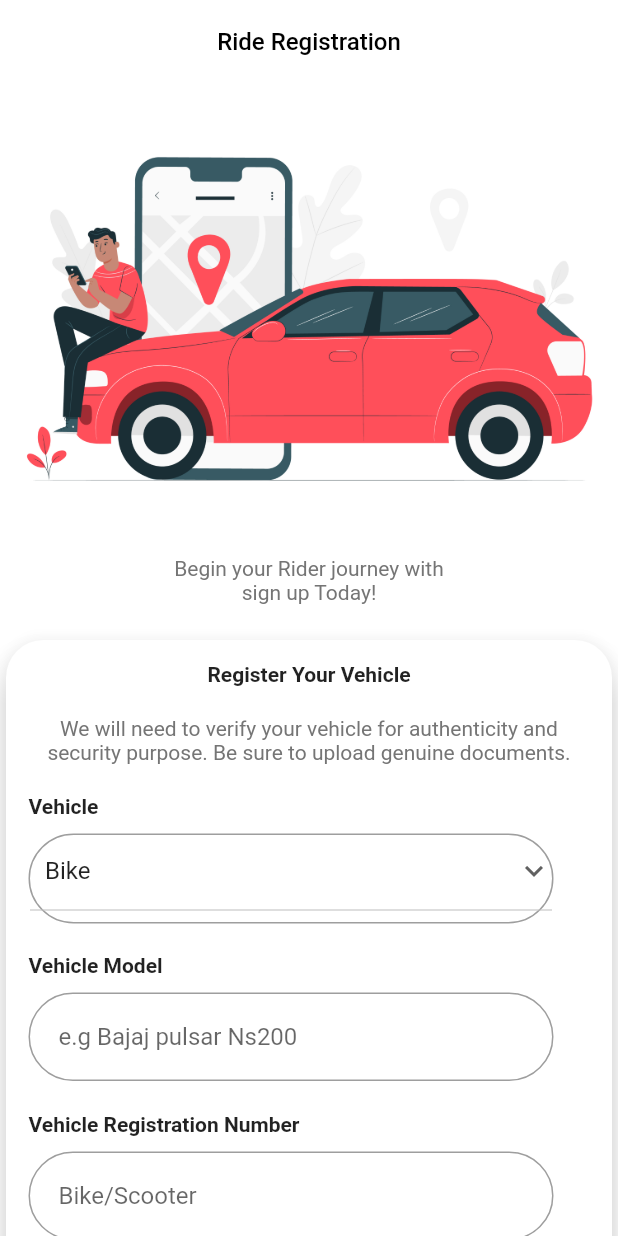
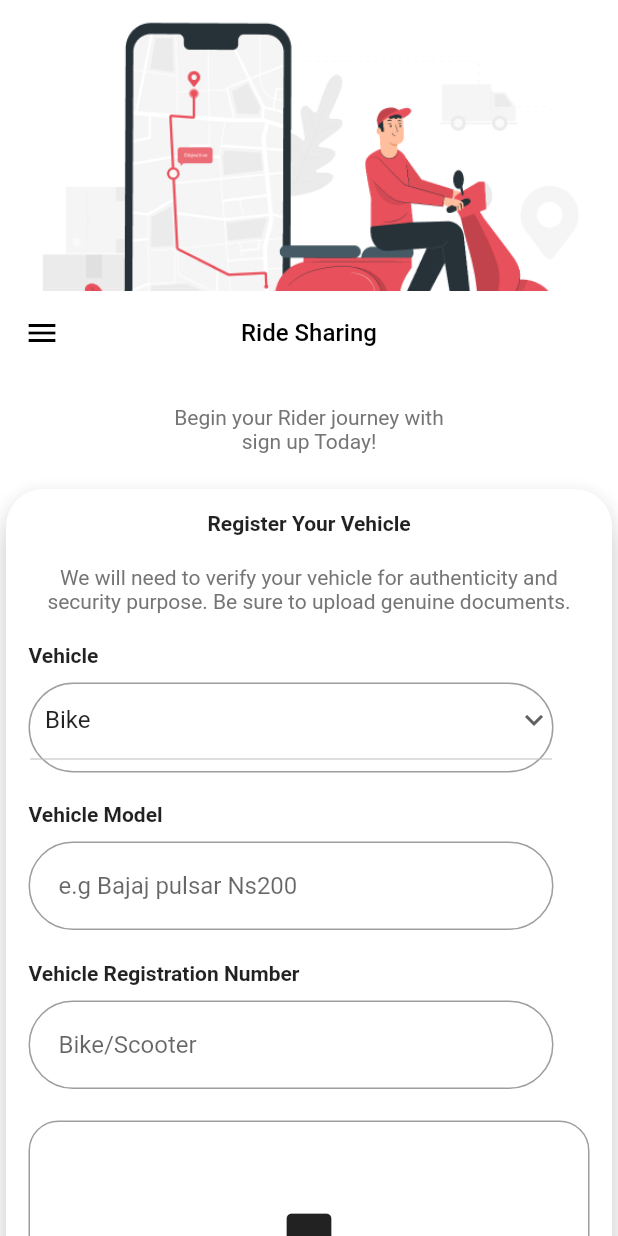
Before and after one commit to kiran22985/RideWell, a Flutter app: the screen it shows after launch, on a phone screen of 412 x 824 dp. Run offline on Flutter 3.47's test engine with Material 2 defaults, Android fonts, the phone set to English and light mode, and no system bars; our stand-ins replace image_picker.

Commit message:
Sliver AppBar made

```diff
--- a/lib/Rider/vehicleregister.dart
+++ b/lib/Rider/vehicleregister.dart
@@ -24,26 +24,35 @@ class _RideRegistrationState extends State<RideRegistration> {
       });
     }
     return Scaffold(
-        appBar: AppBar(
-          elevation: 0,
-          title: const Text(
-            "Ride Registration",
-            style: TextStyle(color: Colors.black, fontSize: 16),
+
+        body: CustomScrollView(
+        slivers: [
+          SliverAppBar(
+            bottom: AppBar(
+              elevation: 0,
+              leading: IconButton(onPressed: (){}, icon: Icon(Icons.menu,color: Colors.black,)),
+              title: Text("Ride Sharing",style: TextStyle(color: Colors.black,fontSize: 16),),
+              centerTitle: true,
+              backgroundColor: Colors.white,
+            ),
+            pinned: true,
+            floating: true,
+            expandedHeight: 250.0,
+            flexibleSpace: FlexibleSpaceBar(
+              title: Text("Ride Sharing",style: TextStyle(color:Colors.black,fontSize: 15),),
+              centerTitle: true,
+              background: Image.asset("images/rideregister.png", fit: BoxFit.fill,),
+
+            ),
+
           ),
-          backgroundColor: Colors.white,
-          centerTitle: true,
-        ),
-        body: SafeArea(
-            child: SingleChildScrollView(
-          child: Container(
+          SliverList(delegate: SliverChildListDelegate(
+            [
+              Container(
             margin: EdgeInsets.only(top: 20),
             child: Column(
               children: [
-                //============image section=============
-                const Image(image: AssetImage("images/rideregister.jpg")),
-                const SizedBox(
-                  height: 20,
-                ),
+
 
                 //===================text below image section===============
                 Container(
@@ -401,6 +410,10 @@ class _RideRegistrationState extends State<RideRegistration> {
               ],
             ),
           ),
-        )));
+            ]
+
+          ))
+        ],
+      ),);
   }
 }
--- a/lib/main.dart
+++ b/lib/main.dart
@@ -1,4 +1,5 @@
 import 'package:flutter/material.dart';
+
 import 'package:ridewellapp/Rider/vehicleregister.dart';
 
 void main() {
@@ -12,10 +13,11 @@ class MyApp extends StatelessWidget {
   @override
   Widget build(BuildContext context) {
     return MaterialApp(
+      debugShowCheckedModeBanner: false,
       title: 'Flutter Demo',
       theme: ThemeData(
 
-        primarySwatch: Colors.blue,
+        primaryColor: Color(0xffDC143C),
         primaryTextTheme: const TextTheme(headline1:TextStyle(
           fontFamily: "Inter"
         ),),
```
